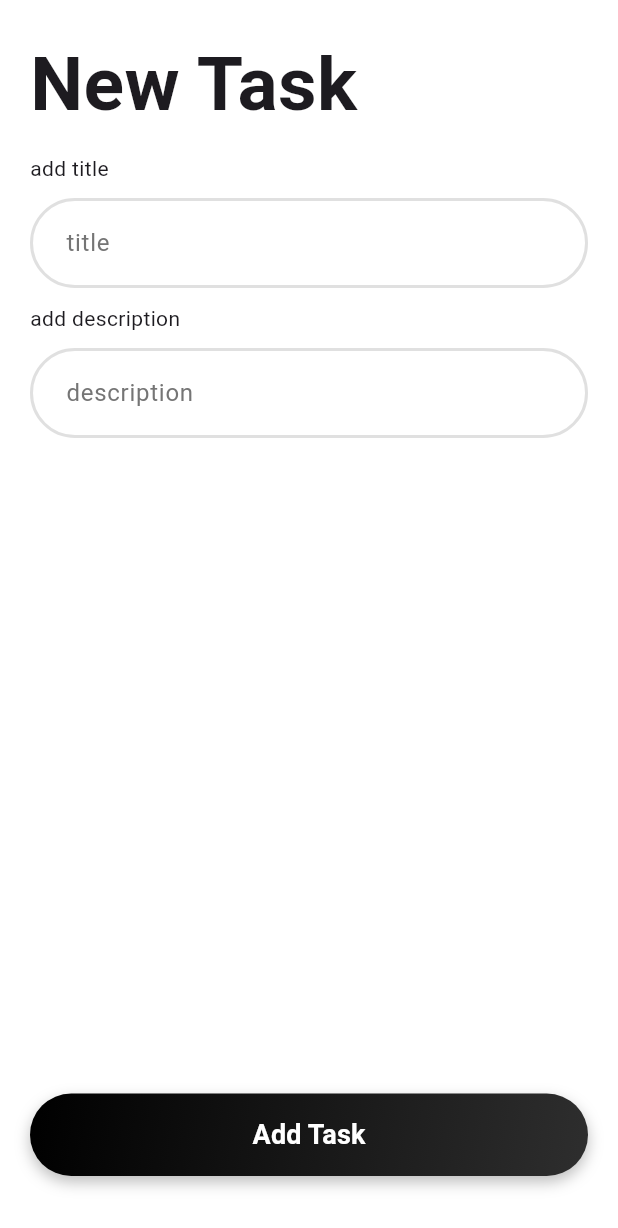
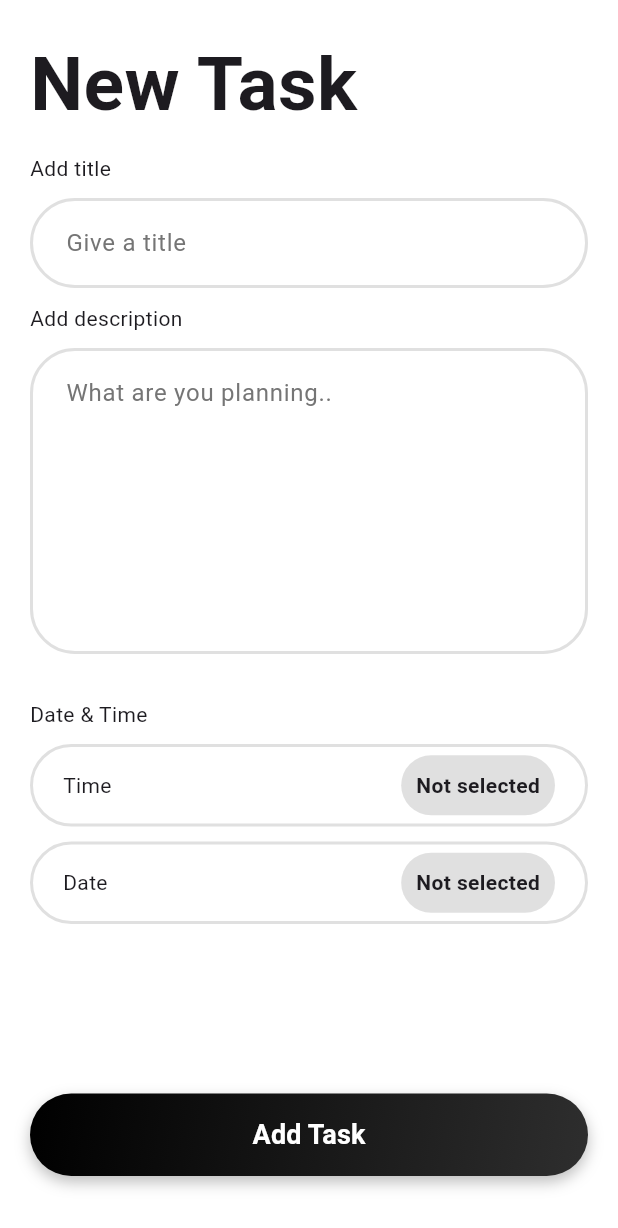
Before and after one commit to MuhadJasiR/Task-Manager-App, a Flutter app: the screen it shows once a user with an empty profile is signed in, after a tap on the "add" icon, on a phone screen of 412 x 824 dp. Shown: the top 1228 px of the screen. Run offline on Flutter 3.47's test engine with Material 3 defaults, Android fonts, the light colour scheme and no system bars; our stand-ins replace cloud_firestore, firebase_auth, firebase_core, get; accounts and stored records are empty; network calls fail.

Commit message:
integrated firebase to home and add task screen

```diff
--- a/lib/bindings/initial_bindings.dart
+++ b/lib/bindings/initial_bindings.dart
@@ -1,9 +1,11 @@
 import 'package:get/get.dart';
 import 'package:task_manager_app/controllers/auth_controller.dart';
+import 'package:task_manager_app/controllers/task_controller.dart';
 
 class InitialBindings extends Bindings {
   @override
   void dependencies() {
     Get.put(AuthController());
+    Get.put(TaskController());
   }
 }
--- a/lib/main.dart
+++ b/lib/main.dart
@@ -1,3 +1,4 @@
+import 'package:firebase_auth/firebase_auth.dart';
 import 'package:firebase_core/firebase_core.dart';
 import 'package:flutter/material.dart';
 import 'package:get/get.dart';
@@ -5,6 +6,7 @@ import 'package:task_manager_app/bindings/initial_bindings.dart';
 import 'package:task_manager_app/controllers/auth_controller.dart';
 import 'package:task_manager_app/firebase_options.dart';
 import 'package:task_manager_app/routes.dart';
+import 'package:task_manager_app/views/home_screen.dart';
 import 'package:task_manager_app/views/login_screen.dart';
 
 void main() async {
@@ -24,7 +26,16 @@ class MyApp extends StatelessWidget {
       getPages: appRoutes,
       title: 'Task Manager',
       theme: ThemeData(),
-      home: LoginScreen(),
+      home: _handleAuthRedirect(),
     );
   }
+
+  Widget _handleAuthRedirect() {
+    final user = FirebaseAuth.instance.currentUser;
+    if (user != null) {
+      return HomeScreen();
+    } else {
+      return LoginScreen();
+    }
+  }
 }
--- a/lib/models/task_model.dart
+++ b/lib/models/task_model.dart
@@ -2,18 +2,38 @@ class TaskModel {
   String id;
   String title;
   String description;
+  String date;
+  String time;
+  bool isCompleted;
 
-  TaskModel({required this.description, required this.title, required this.id});
+  TaskModel({
+    required this.description,
+    required this.title,
+    required this.id,
+    required this.date,
+    this.isCompleted = false,
+    required this.time,
+  });
 
   Map<String, dynamic> toJson() {
-    return {"title": title, "description": description};
+    return {
+      'id': id,
+      'title': title,
+      'description': description,
+      'date': date,
+      'time': time,
+      'isCompleted': isCompleted,
+    };
   }
 
-  factory TaskModel.fromMap(String id, Map<String, dynamic> map) {
+  factory TaskModel.fromMap(Map<String, dynamic> map) {
     return TaskModel(
-      description: map["description"],
-      title: map["title"],
-      id: id,
+      description: map["description"] ?? "",
+      title: map["title"] ?? "",
+      date: map["date"] ?? "",
+      time: map["time"] ?? "",
+      isCompleted: map['isCompleted'] ?? false,
+      id: map["id"] ?? "",
     );
   }
 }
--- a/lib/views/add_task_screen.dart
+++ b/lib/views/add_task_screen.dart
@@ -1,7 +1,15 @@
 import 'package:flutter/material.dart';
+import 'package:get/get.dart';
+
+import 'package:task_manager_app/controllers/task_controller.dart';
 
 class AddTaskScreen extends StatelessWidget {
-  const AddTaskScreen({super.key});
+  AddTaskScreen({super.key});
+  final TaskController taskController = Get.find();
+  final titleController = TextEditingController();
+  final descriptionController = TextEditingController();
+  final RxString selectedDate = "Not selected".obs;
+  final RxString selectedTime = "Not selected".obs;
 
   @override
   Widget build(BuildContext context) {
@@ -18,58 +26,68 @@ class AddTaskScreen extends StatelessWidget {
                 "New Task",
                 style: TextStyle(fontSize: 50, fontWeight: FontWeight.bold),
               ),
-              Text("add title"),
-              TextFormField(
-                decoration: InputDecoration(
-                  hintText: "title",
-                  hintStyle: TextStyle(color: Colors.grey[600]),
-                  filled: true,
-                  fillColor: Colors.white,
-                  contentPadding: EdgeInsets.symmetric(
-                    horizontal: 20,
-                    vertical: 18,
+              Text("Add title"),
+              _customFormField(
+                "Give a title",
+                1,
+                titleController,
+                _validateTitle,
               ),
-                  enabledBorder: OutlineInputBorder(
-                    borderRadius: BorderRadius.circular(30),
-                    borderSide: BorderSide(
-                      color: Colors.grey.shade300,
-                      width: 2,
+              Text("Add description"),
+              _customFormField(
+                "What are you planning..",
+                7,
+                descriptionController,
+                _validateDescription,
+              ),
+              SizedBox(height: 10),
+              Text("Date & Time"),
+              Obx(
+                () => _customDateAndTime(
+                  "Time",
+                  selectedTime.value,
+                  context,
+                  () async {
+                    TimeOfDay? time = await showTimePicker(
+                      context: context,
+                      initialTime: TimeOfDay.now(),
+                    );
+                    if (time != null) {
+                      selectedTime.value = time.format(context);
+                    }
+                  },
                 ),
               ),
-                  focusedBorder: OutlineInputBorder(
-                    borderRadius: BorderRadius.circular(30),
-                    borderSide: BorderSide(color: Colors.grey),
+              Obx(
+                () => _customDateAndTime(
+                  "Date",
+                  selectedDate.value,
+                  context,
+                  () async {
+                    DateTime? date = await showDatePicker(
+                      context: context,
+                      initialDate: DateTime.now(),
+                      firstDate: DateTime(2000),
+                      lastDate: DateTime(2100),
+                    );
+                    if (date != null) {
+                      selectedDate.value =
+                          '${date.day}-${date.month}-${date.year}';
+                    }
+                  },
                 ),
               ),
-                style: TextStyle(fontSize: 16),
-              ),
-              Text("add description"),
-              TextFormField(
-                decoration: InputDecoration(
-                  hintText: "description",
-                  hintStyle: TextStyle(color: Colors.grey[600]),
-                  filled: true,
-                  fillColor: Colors.white,
-                  contentPadding: EdgeInsets.symmetric(
-                    horizontal: 20,
-                    vertical: 18,
-                  ),
-                  enabledBorder: OutlineInputBorder(
-                    borderRadius: BorderRadius.circular(30),
-                    borderSide: BorderSide(
-                      color: Colors.grey.shade300,
-                      width: 2,
+              Spacer(),
+              _customButton(),
+            ],
           ),
         ),
-                  focusedBorder: OutlineInputBorder(
-                    borderRadius: BorderRadius.circular(30),
-                    borderSide: BorderSide(color: Colors.grey),
       ),
-                ),
-                style: TextStyle(fontSize: 16),
-              ),
-              Spacer(),
-              Container(
+    );
+  }
+
+  Container _customButton() {
+    return Container(
       width: double.infinity,
       height: 55,
       margin: EdgeInsets.symmetric(vertical: 20),
@@ -84,15 +102,24 @@ class AddTaskScreen extends StatelessWidget {
         ),
         borderRadius: BorderRadius.circular(30),
         boxShadow: [
-                    BoxShadow(
-                      color: Colors.black26,
-                      blurRadius: 8,
-                      offset: Offset(0, 4),
-                    ),
+          BoxShadow(color: Colors.black26, blurRadius: 8, offset: Offset(0, 4)),
         ],
       ),
-                child: ElevatedButton(
-                  onPressed: () {},
+      child: Obx(
+        () => ElevatedButton(
+          onPressed: () {
+            if (titleController.text.isNotEmpty &&
+                descriptionController.text.isNotEmpty) {
+              taskController.addTask(
+                titleController.text,
+                descriptionController.text,
+                selectedDate.string,
+                selectedTime.string,
+              );
+            } else {
+              Get.snackbar("Error", "Please fill all fields");
+            }
+          },
           style: ElevatedButton.styleFrom(
             backgroundColor: Colors.transparent,
             shadowColor: Colors.transparent,
@@ -100,7 +127,10 @@ class AddTaskScreen extends StatelessWidget {
               borderRadius: BorderRadius.circular(30),
             ),
           ),
-                  child: Text(
+          child:
+              taskController.isLoading.value
+                  ? CircularProgressIndicator(color: Colors.white)
+                  : Text(
                     'Add Task',
                     style: TextStyle(
                       fontSize: 18,
@@ -110,10 +140,86 @@ class AddTaskScreen extends StatelessWidget {
                   ),
         ),
       ),
+    );
+  }
+
+  TextFormField _customFormField(
+    String hintText,
+    int lines,
+    TextEditingController controller,
+    String? Function(String?)? validator,
+  ) {
+    return TextFormField(
+      validator: validator,
+      controller: controller,
+      maxLines: lines,
+      decoration: InputDecoration(
+        hintText: hintText,
+        hintStyle: TextStyle(color: Colors.grey[600]),
+        filled: true,
+        fillColor: Colors.white,
+        contentPadding: EdgeInsets.symmetric(horizontal: 20, vertical: 18),
+        enabledBorder: OutlineInputBorder(
+          borderRadius: BorderRadius.circular(30),
+          borderSide: BorderSide(color: Colors.grey.shade300, width: 2),
+        ),
+        focusedBorder: OutlineInputBorder(
+          borderRadius: BorderRadius.circular(30),
+          borderSide: BorderSide(color: Colors.grey),
+        ),
+      ),
+      style: TextStyle(fontSize: 16),
+    );
+  }
+
+  Widget _customDateAndTime(
+    String title,
+    String content,
+    BuildContext context,
+    void Function()? onTap,
+  ) {
+    return InkWell(
+      onTap: onTap,
+      child: Container(
+        padding: EdgeInsets.symmetric(horizontal: 20),
+        decoration: BoxDecoration(
+          border: Border.all(color: Colors.grey.shade300, width: 2),
+          borderRadius: BorderRadius.circular(30),
+        ),
+        height: 55,
+        width: double.infinity,
+        child: Row(
+          children: [
+            Text(title),
+            Spacer(),
+            Container(
+              padding: EdgeInsets.all(10),
+              decoration: BoxDecoration(
+                color: Colors.grey.shade300,
+                borderRadius: BorderRadius.circular(20),
+              ),
+              child: Text(
+                content,
+                style: TextStyle(fontWeight: FontWeight.bold),
+              ),
+            ),
           ],
-          ),
         ),
       ),
     );
   }
+
+  String? _validateTitle(String? value) {
+    if (value == null || value.isEmpty) {
+      return "Title can't be empty";
     }
+    return null;
+  }
+
+  String? _validateDescription(String? value) {
+    if (value == null || value.isEmpty) {
+      return "Description can't be empty";
+    }
+    return null;
+  }
+}
--- a/lib/views/home_screen.dart
+++ b/lib/views/home_screen.dart
@@ -1,20 +1,15 @@
 import 'package:flutter/material.dart';
 import 'package:get/get.dart';
 import 'package:task_manager_app/controllers/auth_controller.dart';
+import 'package:task_manager_app/controllers/task_controller.dart';
+import 'package:task_manager_app/models/task_model.dart';
 
 class HomeScreen extends StatelessWidget {
   HomeScreen({super.key});
   final AuthController authController = AuthController();
+  final TaskController taskController = Get.put(TaskController());
   @override
   Widget build(BuildContext context) {
-    List colors = [
-      Colors.red,
-      Colors.blue,
-      Colors.yellow,
-      Colors.purple,
-      Colors.orange,
-      Colors.amber,
-    ];
     return Scaffold(
       backgroundColor: Colors.white,
       appBar: AppBar(
@@ -34,26 +29,78 @@ class HomeScreen extends StatelessWidget {
           ),
         ],
       ),
-      body: Padding(
+      body: Obx(() {
+        int completed =
+            taskController.tasks.where((task) => task.isCompleted).length;
+        return Padding(
           padding: const EdgeInsets.all(20),
           child: Column(
+            crossAxisAlignment: CrossAxisAlignment.start,
             children: [
+              Text(
+                "Completed",
+                style: TextStyle(
+                  fontSize: 20,
+                  fontWeight: FontWeight.bold,
+                  color: Colors.grey,
+                ),
+              ),
+              Text(
+                "$completed/${taskController.tasks.length} Task",
+                style: TextStyle(color: Colors.grey),
+              ),
+              SizedBox(height: 10),
               Expanded(
                 child: ListView.builder(
-                itemCount: 10,
+                  itemCount: taskController.tasks.length,
                   itemBuilder: (context, index) {
                     return Card(
-                    color: Colors.grey,
-                    child: Padding(
-                      padding: const EdgeInsets.all(8.0),
+                      color: Colors.grey.shade100,
                       child: ListTile(
-                        leading: CircleAvatar(
-                          backgroundColor: Colors.white,
-                          child: Text(index.toString()),
+                        leading: Checkbox(
+                          value: taskController.tasks[index].isCompleted,
+                          onChanged: (value) {
+                            taskController.toggleComplete(
+                              taskController.userId,
+                              value!,
+                            );
+                          },
                         ),
-                        title: Text("Task title"),
-                        subtitle: Text("Task title"),
-                        trailing: Checkbox(value: false, onChanged: (value) {}),
+                        title: Text(taskController.tasks[index].title),
+                        subtitle: Text(taskController.tasks[index].description),
+                        trailing: Row(
+                          mainAxisSize: MainAxisSize.min,
+                          children: [
+                            Column(
+                              crossAxisAlignment: CrossAxisAlignment.end,
+                              mainAxisAlignment: MainAxisAlignment.center,
+                              children: [
+                                Text(taskController.tasks[index].date),
+                                Text(taskController.tasks[index].time),
+                              ],
+                            ),
+                            PopupMenuButton<String>(
+                              icon: Icon(Icons.more_vert),
+                              onSelected: (value) {
+                                if (value == 'update') {
+                                  // Handle update logic
+                                } else if (value == 'delete') {
+                                  // Handle delete logic
+                                }
+                              },
+                              itemBuilder:
+                                  (context) => [
+                                    PopupMenuItem(
+                                      value: 'update',
+                                      child: Text('Update'),
+                                    ),
+                                    PopupMenuItem(
+                                      value: 'delete',
+                                      child: Text('Delete'),
+                                    ),
+                                  ],
+                            ),
+                          ],
                         ),
                       ),
                     );
@@ -62,7 +109,8 @@ class HomeScreen extends StatelessWidget {
               ),
             ],
           ),
-      ),
+        );
+      }),
       floatingActionButton: FloatingActionButton.extended(
         onPressed: () => Get.toNamed('/add-task'),
         label: Icon(Icons.add),
--- a/pubspec.yaml
+++ b/pubspec.yaml
@@ -38,6 +38,7 @@ dependencies:
   firebase_auth: ^5.5.2
   cloud_firestore: ^5.6.6
   get: ^4.7.2
+  uuid: ^4.5.1
 
 dev_dependencies:
   flutter_test:
```
Also changed, not shown: lib/controllers/task_controller.dart (added, +82 -0 lines), lib/service/firebase_service.dart (+44 -0 lines), pubspec.lock. Lines whose indentation alone changed are shown as unchanged.
